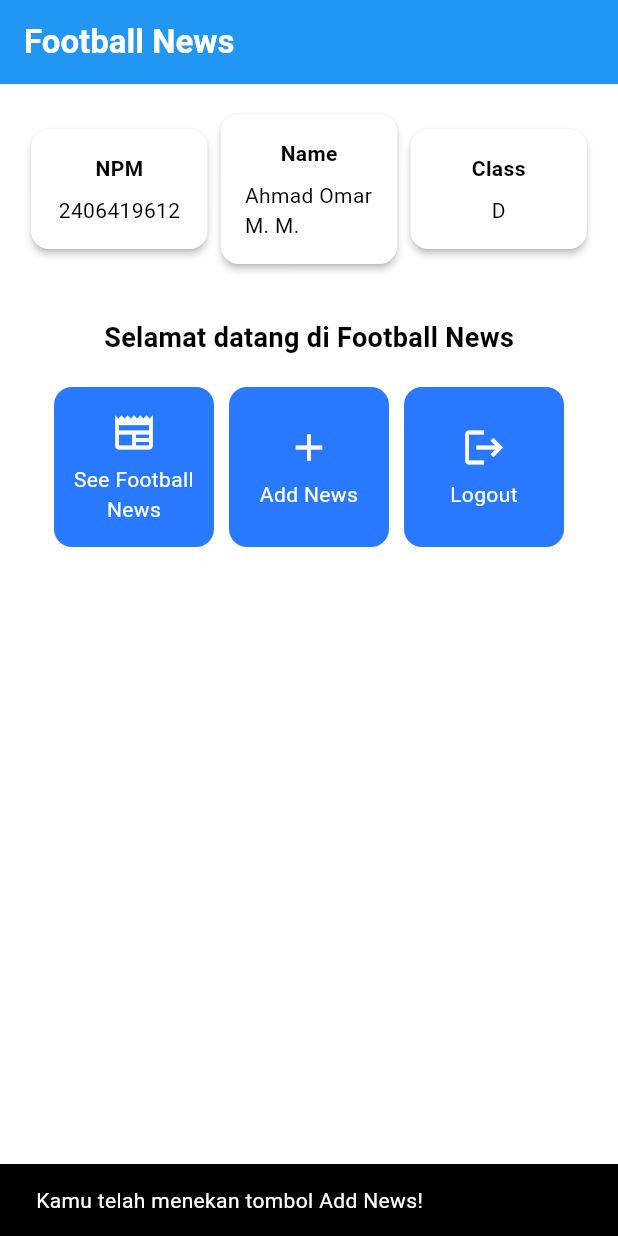
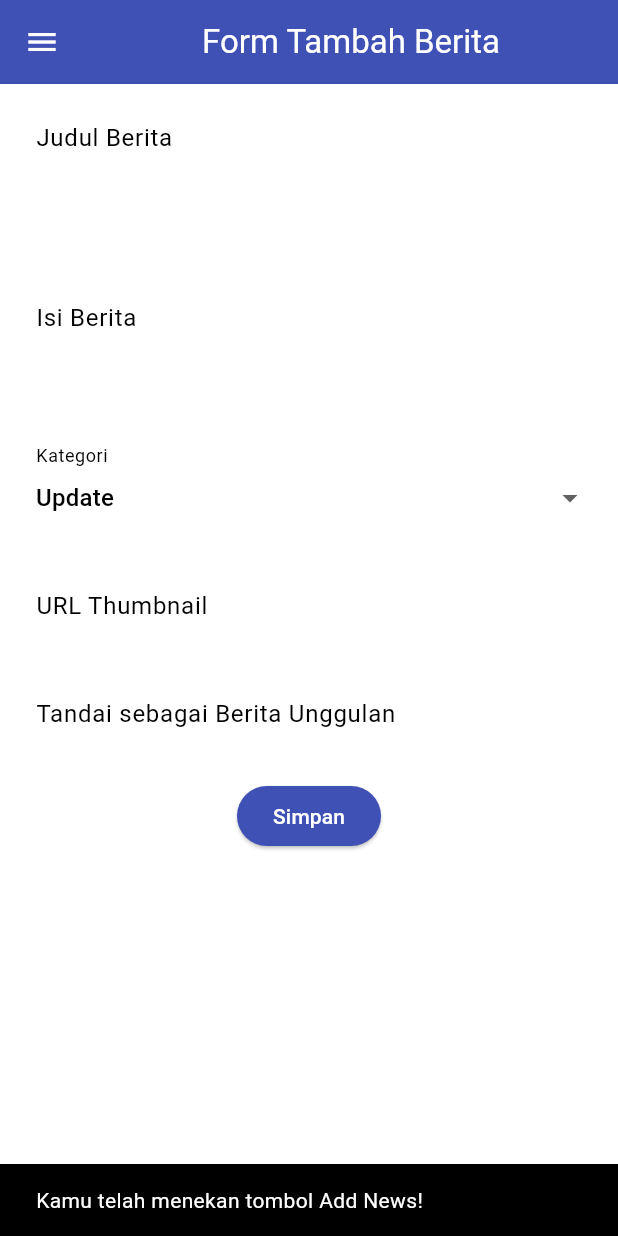
Before and after one commit to maknoon1a/football-news-mobile, a Flutter app: the screen it shows after launch, after a tap on "Add News", on a phone screen of 412 x 824 dp. Run offline on Flutter 3.47's test engine with Material 3 defaults, Android fonts, the phone set to English and light mode, and no system bars.

Commit message:
Tutorial 7 done

```diff
--- a/lib/main.dart
+++ b/lib/main.dart
@@ -1,5 +1,5 @@
 import 'package:flutter/material.dart';
-import 'package:football_news/menu.dart';
+import 'package:football_news/screens/menu.dart';
 
 void main() {
   runApp(const MyApp());
--- a/lib/menu.dart
+++ b/lib/screens/menu.dart
@@ -1,28 +1,26 @@
 import 'package:flutter/material.dart';
+import 'package:football_news/widgets/left_drawer.dart';
+import 'package:football_news/widgets/news_card.dart';
 
 class MyHomePage extends StatelessWidget {
   MyHomePage({super.key});
   final String nama = "Ahmad Omar M. M."; //nama
   final String npm = "2406419612"; //npm
-  final String kelas = "D" ;//kelas
-  @override
+  final String kelas = "D"; //kelas
   @override
   Widget build(BuildContext context) {
     // Scaffold menyediakan struktur dasar halaman dengan AppBar dan body.
     return Scaffold(
-      // AppBar adalah bagian atas halaman yang menampilkan judul.
       appBar: AppBar(
         // Judul aplikasi "Football News" dengan teks putih dan tebal.
         title: const Text(
           'Football News',
-          style: TextStyle(
-            color: Colors.white,
-            fontWeight: FontWeight.bold,
-          ),
+          style: TextStyle(color: Colors.white, fontWeight: FontWeight.bold),
         ),
         // Warna latar belakang AppBar diambil dari skema warna tema aplikasi.
         backgroundColor: Theme.of(context).colorScheme.primary,
       ),
+      drawer: LeftDrawer(),
       // Body halaman dengan padding di sekelilingnya.
       body: Padding(
         padding: const EdgeInsets.all(16.0),
@@ -47,7 +45,6 @@ class MyHomePage extends StatelessWidget {
             Center(
               child: Column(
                 // Menyusun teks dan grid item secara vertikal.
-
                 children: [
                   // Menampilkan teks sambutan dengan gaya tebal dan ukuran 18.
                   const Padding(
@@ -84,6 +81,7 @@ class MyHomePage extends StatelessWidget {
       ),
     );
   }
+
   final List<ItemHomepage> items = [
     ItemHomepage("See Football News", Icons.newspaper),
     ItemHomepage("Add News", Icons.add),
@@ -94,8 +92,8 @@ class MyHomePage extends StatelessWidget {
 class InfoCard extends StatelessWidget {
   // Kartu informasi yang menampilkan title dan content.
 
-  final String title;  // Judul kartu.
-  final String content;  // Isi kartu.
+  final String title; // Judul kartu.
+  final String content; // Isi kartu.
 
   const InfoCard({super.key, required this.title, required this.content});
 
@@ -106,15 +104,14 @@ class InfoCard extends StatelessWidget {
       elevation: 2.0,
       child: Container(
         // Mengatur ukuran dan jarak di dalam kartu.
-        width: MediaQuery.of(context).size.width / 3.5, // menyesuaikan dengan lebar device yang digunakan.
+        width:
+            MediaQuery.of(context).size.width /
+            3.5, // menyesuaikan dengan lebar device yang digunakan.
         padding: const EdgeInsets.all(16.0),
         // Menyusun title dan content secara vertikal.
         child: Column(
           children: [
-            Text(
-              title,
-              style: const TextStyle(fontWeight: FontWeight.bold),
-            ),
+            Text(title, style: const TextStyle(fontWeight: FontWeight.bold)),
             const SizedBox(height: 8.0),
             Text(content),
           ],
@@ -130,57 +127,3 @@ class ItemHomepage {
 
   ItemHomepage(this.name, this.icon);
 }
-
-class ItemCard extends StatelessWidget {
-  // Menampilkan kartu dengan ikon dan nama.
-
-  final ItemHomepage item;
-
-  const ItemCard(this.item, {super.key});
-
-  @override
-  Widget build(BuildContext context) {
-    return Material(
-      // Menentukan warna latar belakang dari tema aplikasi.
-      color: Theme.of(context).colorScheme.secondary,
-      // Membuat sudut kartu melengkung.
-      borderRadius: BorderRadius.circular(12),
-
-      child: InkWell(
-        // Aksi ketika kartu ditekan.
-        onTap: () {
-          // Menampilkan pesan SnackBar saat kartu ditekan.
-          ScaffoldMessenger.of(context)
-            ..hideCurrentSnackBar()
-            ..showSnackBar(
-                SnackBar(content: Text("Kamu telah menekan tombol ${item.name}!"))
-            );
-        },
-        // Container untuk menyimpan Icon dan Text
-        child: Container(
-          padding: const EdgeInsets.all(8),
-          child: Center(
-            child: Column(
-              // Menyusun ikon dan teks di tengah kartu.
-              mainAxisAlignment: MainAxisAlignment.center,
-              children: [
-                Icon(
-                  item.icon,
-                  color: Colors.white,
-                  size: 30.0,
-                ),
-                const Padding(padding: EdgeInsets.all(3)),
-                Text(
-                  item.name,
-                  textAlign: TextAlign.center,
-                  style: const TextStyle(color: Colors.white),
-                ),
-              ],
-            ),
-          ),
-        ),
-      ),
-    );
-  }
-
-}
--- /dev/null
+++ b/lib/screens/newslist_form.dart
@@ -0,0 +1,211 @@
+import 'package:flutter/material.dart';
+import 'package:football_news/widgets/left_drawer.dart';
+
+class NewsFormPage extends StatefulWidget {
+  const NewsFormPage({super.key});
+
+  @override
+  State<NewsFormPage> createState() => _NewsFormPageState();
+}
+
+class _NewsFormPageState extends State<NewsFormPage> {
+  final _formKey = GlobalKey<FormState>();
+  String _title = "";
+  String _content = "";
+  String _category = "update"; // default
+  String _thumbnail = "";
+  bool _isFeatured = false; // default
+
+  final List<String> _categories = [
+    'transfer',
+    'update',
+    'exclusive',
+    'match',
+    'rumor',
+    'analysis',
+  ];
+
+  @override
+  Widget build(BuildContext context) {
+    return Scaffold(
+      appBar: AppBar(
+        title: const Center(child: Text('Form Tambah Berita')),
+        backgroundColor: Colors.indigo,
+        foregroundColor: Colors.white,
+      ),
+      drawer: const LeftDrawer(),
+      body: Form(
+        key: _formKey,
+        child: SingleChildScrollView(
+          child: Column(
+            crossAxisAlignment: CrossAxisAlignment.start,
+            children: [
+              // Title Field
+              Padding(
+                padding: const EdgeInsets.all(8.0),
+                child: TextFormField(
+                  decoration: InputDecoration(
+                    hintText: "Judul Berita",
+                    labelText: "Judul Berita",
+                    border: OutlineInputBorder(
+                      borderRadius: BorderRadius.circular(5.0),
+                    ),
+                  ),
+                  onChanged: (String? value) {
+                    setState(() {
+                      _title = value!;
+                    });
+                  },
+                  validator: (String? value) {
+                    if (value == null || value.isEmpty) {
+                      return "Judul tidak boleh kosong!";
+                    }
+                    return null;
+                  },
+                ),
+              ),
+
+              // Content Field
+              Padding(
+                padding: const EdgeInsets.all(8.0),
+                child: TextFormField(
+                  maxLines: 5,
+                  decoration: InputDecoration(
+                    hintText: "Isi Berita",
+                    labelText: "Isi Berita",
+                    border: OutlineInputBorder(
+                      borderRadius: BorderRadius.circular(5.0),
+                    ),
+                  ),
+                  onChanged: (String? value) {
+                    setState(() {
+                      _content = value!;
+                    });
+                  },
+                  validator: (String? value) {
+                    if (value == null || value.isEmpty) {
+                      return "Isi berita tidak boleh kosong!";
+                    }
+                    return null;
+                  },
+                ),
+              ),
+
+              // Category Field
+              Padding(
+                padding: const EdgeInsets.all(8.0),
+                child: DropdownButtonFormField<String>(
+                  decoration: InputDecoration(
+                    labelText: "Kategori",
+                    border: OutlineInputBorder(
+                      borderRadius: BorderRadius.circular(5.0),
+                    ),
+                  ),
+                  value: _category,
+                  items: _categories
+                      .map(
+                        (cat) => DropdownMenuItem(
+                          value: cat,
+                          child: Text(cat[0].toUpperCase() + cat.substring(1)),
+                        ),
+                      )
+                      .toList(),
+                  onChanged: (String? newValue) {
+                    setState(() {
+                      _category = newValue!;
+                    });
+                  },
+                ),
+              ),
+
+              // Thumbnail URL Field
+              Padding(
+                padding: const EdgeInsets.all(8.0),
+                child: TextFormField(
+                  decoration: InputDecoration(
+                    hintText: "URL Thumbnail (opsional)",
+                    labelText: "URL Thumbnail",
+                    border: OutlineInputBorder(
+                      borderRadius: BorderRadius.circular(5.0),
+                    ),
+                  ),
+                  onChanged: (String? value) {
+                    setState(() {
+                      _thumbnail = value!;
+                    });
+                  },
+                ),
+              ),
+
+              // Featured Switch
+              Padding(
+                padding: const EdgeInsets.all(8.0),
+                child: SwitchListTile(
+                  title: const Text("Tandai sebagai Berita Unggulan"),
+                  value: _isFeatured,
+                  onChanged: (bool value) {
+                    setState(() {
+                      _isFeatured = value;
+                    });
+                  },
+                ),
+              ),
+
+              // Tombol Simpan
+              Align(
+                alignment: Alignment.bottomCenter,
+                child: Padding(
+                  padding: const EdgeInsets.all(8.0),
+                  child: ElevatedButton(
+                    style: ButtonStyle(
+                      backgroundColor: MaterialStateProperty.all(Colors.indigo),
+                    ),
+                    onPressed: () {
+                      if (_formKey.currentState!.validate()) {
+                        showDialog(
+                          context: context,
+                          builder: (context) {
+                            return AlertDialog(
+                              title: const Text('Berita berhasil tersimpan'),
+                              content: SingleChildScrollView(
+                                child: Column(
+                                  crossAxisAlignment: CrossAxisAlignment.start,
+                                  children: [
+                                    Text('Judul: $_title'),
+                                    Text('Isi: $_content'),
+                                    Text('Kategori: $_category'),
+                                    Text('Thumbnail: $_thumbnail'),
+                                    Text(
+                                      'Unggulan: ${_isFeatured ? "Ya" : "Tidak"}',
+                                    ),
+                                  ],
+                                ),
+                              ),
+                              actions: [
+                                TextButton(
+                                  child: const Text('OK'),
+                                  onPressed: () {
+                                    Navigator.pop(context);
+                                  },
+                                ),
+                              ],
+                            );
+                          },
+                        );
+                        _formKey.currentState!.reset();
+                      }
+                    },
+                    child: const Text(
+                      "Simpan",
+                      style: TextStyle(color: Colors.white),
+                    ),
+                  ),
+                ),
+              ),
+            ],
+          ),
+        ),
+      ),
+    );
+  }
+}
--- /dev/null
+++ b/lib/widgets/left_drawer.dart
@@ -0,0 +1,69 @@
+import 'package:flutter/material.dart';
+import 'package:football_news/screens/menu.dart';
+import 'package:football_news/screens/newslist_form.dart';
+
+class LeftDrawer extends StatelessWidget {
+  const LeftDrawer({super.key});
+
+  @override
+  Widget build(BuildContext context) {
+    return Drawer(
+      child: ListView(
+        children: [
+          const DrawerHeader(
+            decoration: BoxDecoration(color: Colors.blue),
+            child: Column(
+              children: [
+                Text(
+                  'Football News',
+                  textAlign: TextAlign.center,
+                  style: TextStyle(
+                    fontSize: 30,
+                    fontWeight: FontWeight.bold,
+                    color: Colors.white,
+                  ),
+                ),
+                Padding(padding: EdgeInsets.all(10)),
+                Text(
+                  "Seluruh berita sepak bola terkini di sini!",
+                  style: TextStyle(
+                    fontSize: 15,
+                    color: Colors.white,
+                    fontWeight: FontWeight.normal,
+                  ),
+                  textAlign: TextAlign.center,
+                ),
+              ],
+            ),
+          ),
+          ListTile(
+            leading: const Icon(Icons.home_outlined),
+            title: const Text('Home'),
+            // Bagian redirection ke MyHomePage
+            onTap: () {
+              Navigator.pushReplacement(
+                context,
+                MaterialPageRoute(builder: (context) => MyHomePage()),
+              );
+            },
+          ),
+          ListTile(
+            leading: const Icon(Icons.post_add),
+            title: const Text('Add News'),
+            // Bagian redirection ke NewsFormPage
+            onTap: () {
+              /*
+              TODO: Buatlah routing ke NewsFormPage di sini,
+              setelah halaman NewsFormPage sudah dibuat.
+              */
+              Navigator.pushReplacement(
+                context,
+                MaterialPageRoute(builder: (context) => NewsFormPage()),
+              );
+            },
+          ),
+        ],
+      ),
+    );
+  }
+}
--- /dev/null
+++ b/lib/widgets/news_card.dart
@@ -0,0 +1,62 @@
+import 'package:flutter/material.dart';
+import 'package:football_news/screens/newslist_form.dart';
+import 'package:football_news/screens/menu.dart';
+
+class ItemCard extends StatelessWidget {
+  // Menampilkan kartu dengan ikon dan nama.
+
+  final ItemHomepage item;
+
+  const ItemCard(this.item, {super.key});
+
+  @override
+  Widget build(BuildContext context) {
+    return Material(
+      // Menentukan warna latar belakang dari tema aplikasi.
+      color: Theme.of(context).colorScheme.secondary,
+      // Membuat sudut kartu melengkung.
+      borderRadius: BorderRadius.circular(12),
+
+      child: InkWell(
+        // Aksi ketika kartu ditekan.
+        onTap: () {
+          // Menampilkan pesan SnackBar saat kartu ditekan.
+          ScaffoldMessenger.of(context)
+            ..hideCurrentSnackBar()
+            ..showSnackBar(
+              SnackBar(
+                content: Text("Kamu telah menekan tombol ${item.name}!"),
+              ),
+            );
+
+          // Navigasi hanya untuk Add News
+          if (item.name == "Add News") {
+            Navigator.push(
+              context,
+              MaterialPageRoute(builder: (context) => const NewsFormPage()),
+            );
+          }
+        },
+        // Container untuk menyimpan Icon dan Text
+        child: Container(
+          padding: const EdgeInsets.all(8),
+          child: Center(
+            child: Column(
+              // Menyusun ikon dan teks di tengah kartu.
+              mainAxisAlignment: MainAxisAlignment.center,
+              children: [
+                Icon(item.icon, color: Colors.white, size: 30.0),
+                const Padding(padding: EdgeInsets.all(3)),
+                Text(
+                  item.name,
+                  textAlign: TextAlign.center,
+                  style: const TextStyle(color: Colors.white),
+                ),
+              ],
+            ),
+          ),
+        ),
+      ),
+    );
+  }
+}
```
